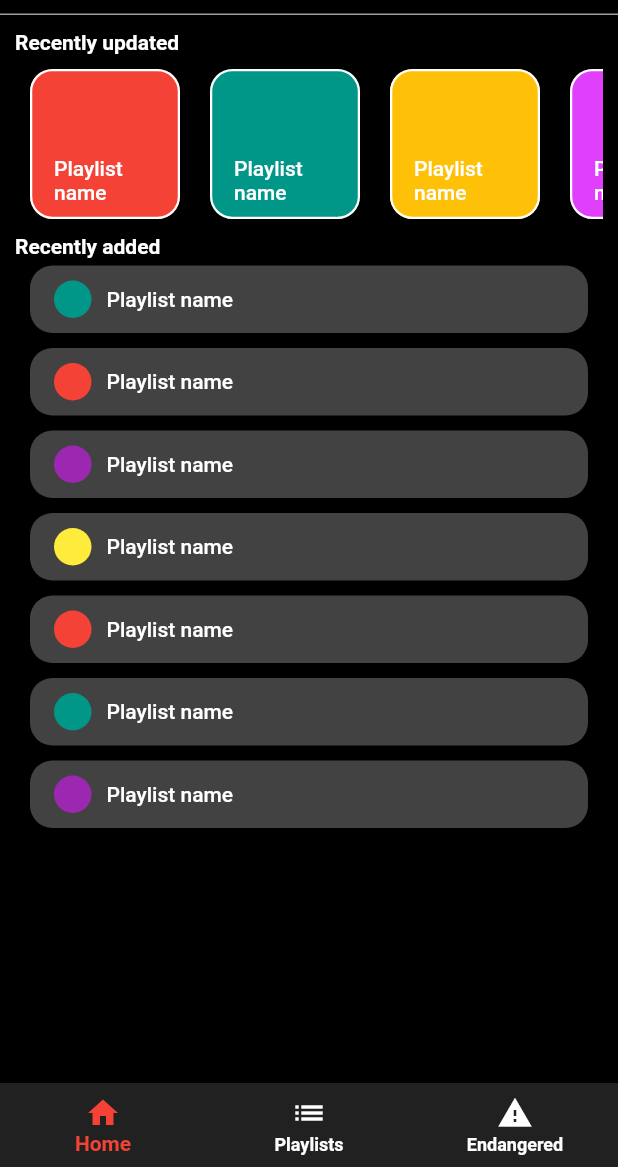
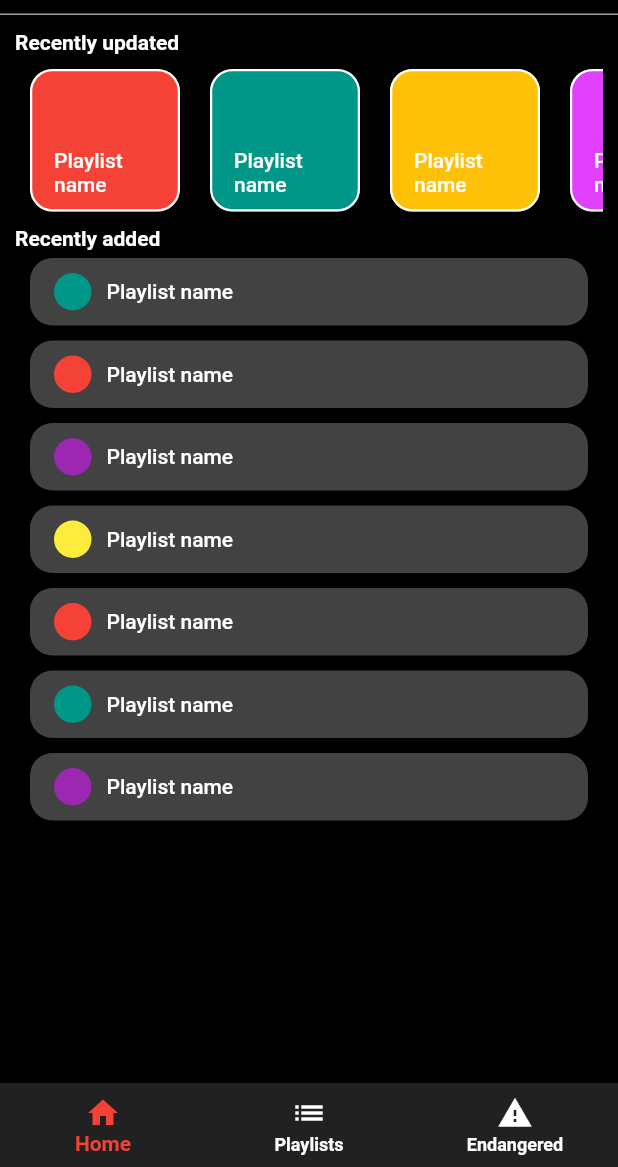
Before and after one commit to kosodrzewina/playlister, a Flutter app: the screen it shows after launch, on a phone screen of 412 x 824 dp, the part 69-1236 px from its top. Run offline on Flutter 3.47's test engine with Material 2 defaults, Android fonts, the phone set to English and light mode, and no system bars; our stand-ins replace flutter_svg; project files that could hold a hidden picture were left out.

Commit message:
padding in listviews

```diff
--- a/lib/main.dart
+++ b/lib/main.dart
@@ -178,19 +178,21 @@ class _MyHomePageState extends State<MyHomePage> {
         ],
       ),
       body: Padding(
-        padding: const EdgeInsets.all(10),
+        padding: const EdgeInsets.all(
+          10,
+        ),
         child: Column(
           crossAxisAlignment: CrossAxisAlignment.stretch,
           children: [
             const Text(
               'Recently updated',
             ),
-            Container(
-              margin: const EdgeInsets.symmetric(
+            SizedBox(
+              height: 115,
+              child: ListView(
+                padding: const EdgeInsets.symmetric(
                   vertical: 10,
                 ),
-              height: 100,
-              child: ListView(
                 scrollDirection: Axis.horizontal,
                 children: const [
                   RecentlyUpdatedListItem(
@@ -216,11 +218,10 @@ class _MyHomePageState extends State<MyHomePage> {
               'Recently added',
             ),
             Expanded(
-              child: Padding(
+              child: ListView(
                 padding: const EdgeInsets.symmetric(
                   horizontal: 10,
                 ),
-                child: ListView(
                 shrinkWrap: true,
                 children: const [
                   RecentlyAddedListItem(
@@ -254,7 +255,6 @@ class _MyHomePageState extends State<MyHomePage> {
                 ],
               ),
             ),
-            ),
           ],
         ),
       ),
```
Lines whose indentation alone changed are shown as unchanged.
